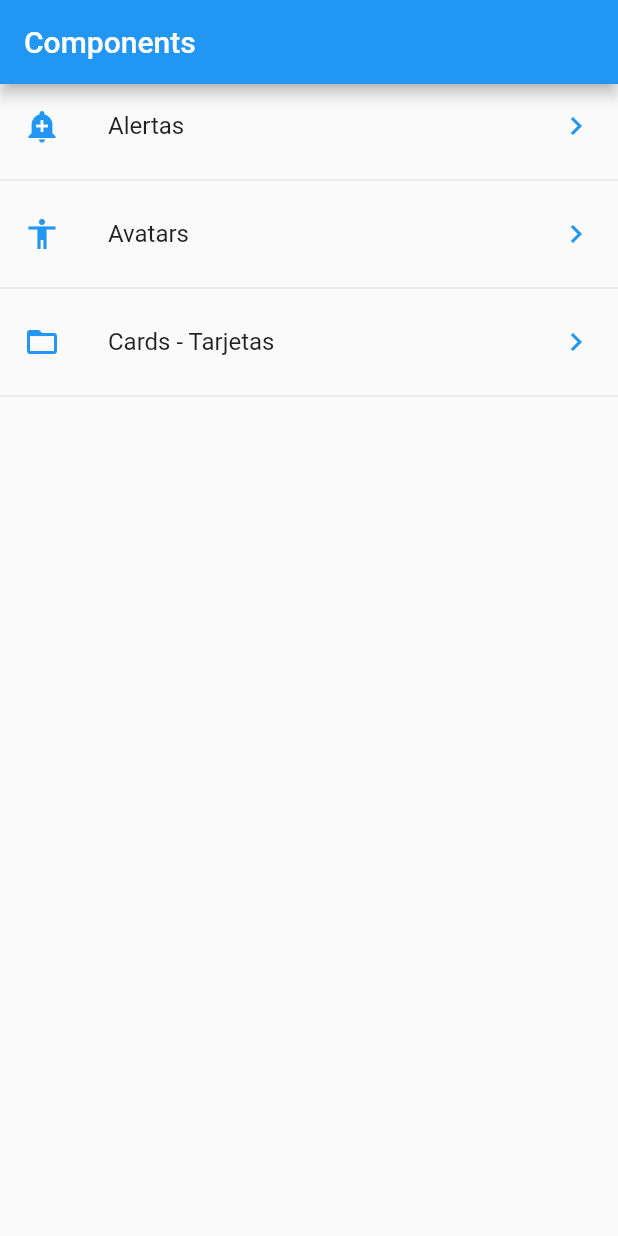
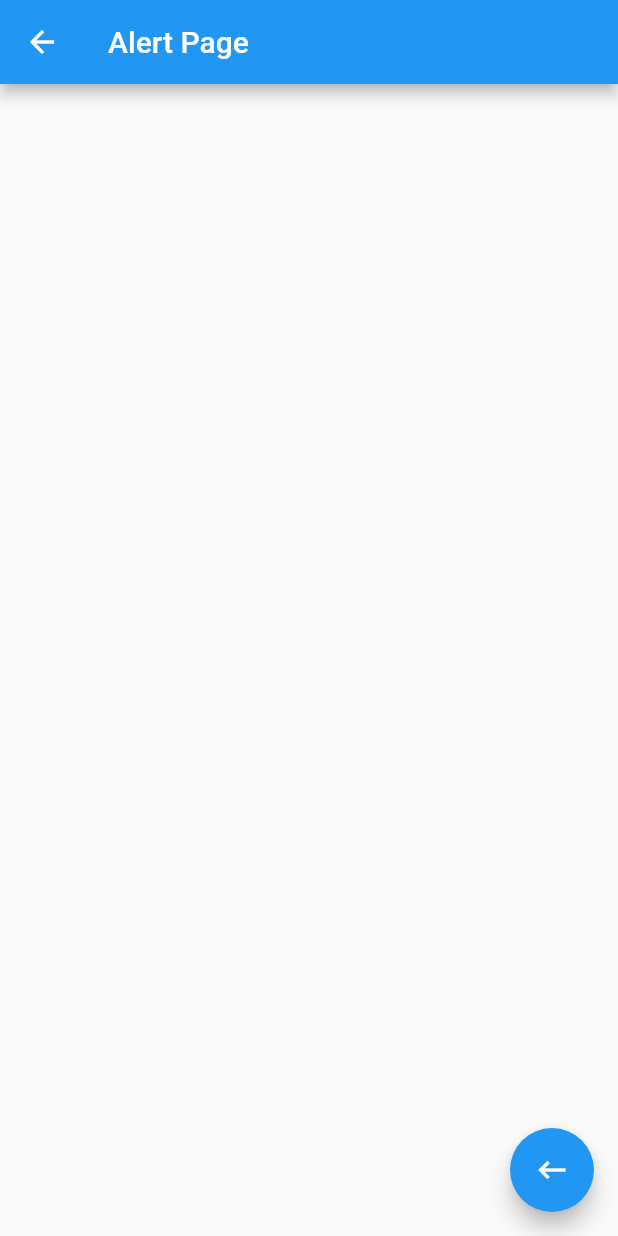
Before and after one commit to svasilovski/components, a Flutter app: the screen it shows after launch, after a tap on "Alertas", on a phone screen of 412 x 824 dp. Run offline on Flutter 3.47's test engine with Material 2 defaults, Android fonts, the phone set to English and light mode, and no system bars.

Commit message:
Navigation to new screen.

```diff
--- /dev/null
+++ b/lib/src/pages/alert_page.dart
@@ -0,0 +1,18 @@
+import 'package:flutter/material.dart';
+
+class AlertPage extends StatelessWidget {
+  @override
+  Widget build(BuildContext context) {
+    return Scaffold(
+      appBar: AppBar(
+        title: Text('Alert Page')
+      ),
+      floatingActionButton: FloatingActionButton(
+        child: Icon(Icons.keyboard_backspace),
+        onPressed: () {
+          Navigator.pop(context);
+        },
+      ),
+    );
+  }
+}
--- a/lib/src/pages/home_page.dart
+++ b/lib/src/pages/home_page.dart
@@ -1,3 +1,4 @@
+import 'package:components/src/pages/alert_page.dart';
 import 'package:components/src/utils/icono_string_util.dart';
 import 'package:flutter/material.dart';
 
@@ -20,13 +21,13 @@ class HomePage extends StatelessWidget {
       initialData: [],
       builder: (BuildContext context, AsyncSnapshot<List<dynamic>> snapshot ) {
         return ListView(
-          children: _listItems( snapshot.data ),
+          children: _listItems( snapshot.data, context ),
         );
       },
     );
   }
 
-  List<Widget> _listItems( List<dynamic> data) {
+  List<Widget> _listItems( List<dynamic> data, BuildContext context) {
     final List<Widget> options = [];
 
     data.forEach((element) {
@@ -34,7 +35,13 @@ class HomePage extends StatelessWidget {
         title: Text(element['texto']),
         leading: getIcon(element['icon']),
         trailing: Icon(Icons.keyboard_arrow_right , color: Colors.blue,),
-        onTap: (){ },
+        onTap: (){
+          final route = MaterialPageRoute(
+            builder: (context) => AlertPage(),
+          );
+
+          Navigator.push(context, route);
+        },
       );
 
       options..add(widgetTemp)
```
Also changed, not shown: lib/src/pages/avatar_page.dart (added, +12 -0 lines).
